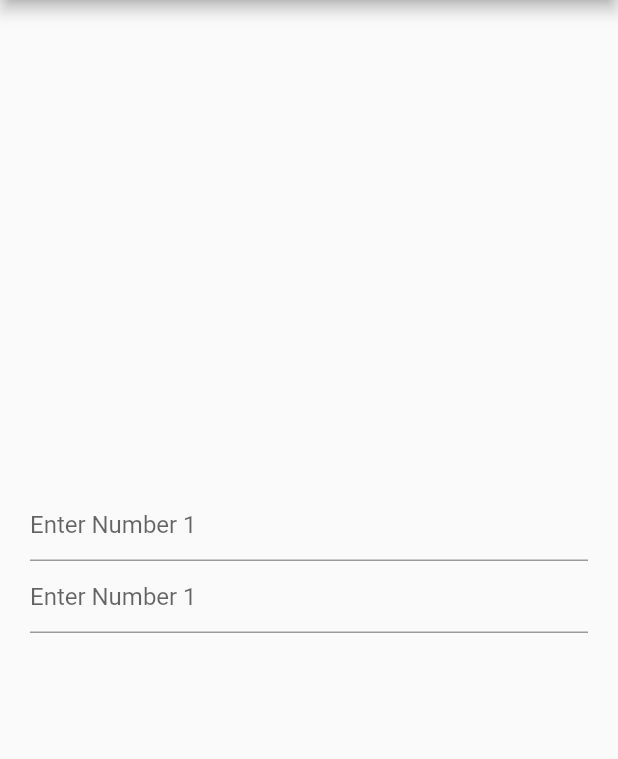
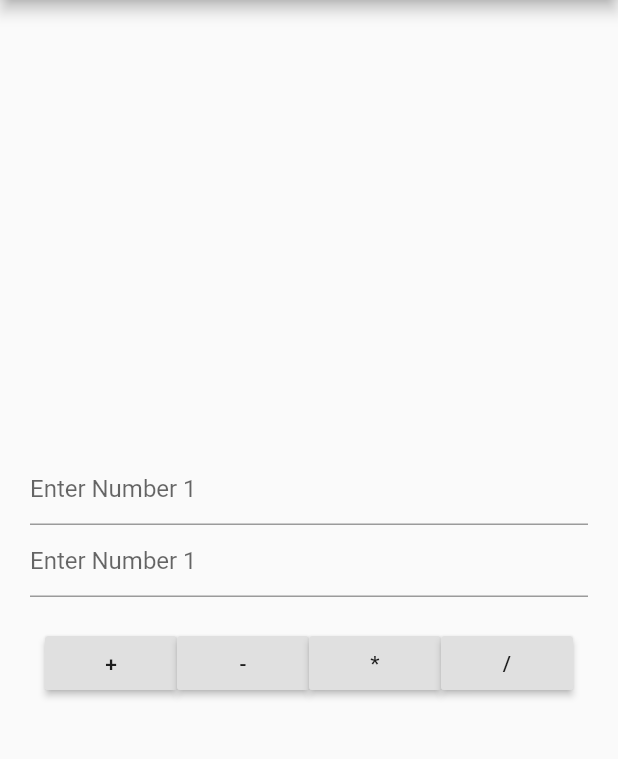
Before and after one commit to parshvas25/FlutterCalculator, a Flutter app: the screen it shows after launch, on a phone screen of 412 x 824 dp, the part 84-843 px from its top. Run offline on Flutter 3.47's test engine with Material 2 defaults, Android fonts, the phone set to English and light mode, and no system bars.

Commit message:
Added to UI

```diff
--- a/lib/home_page.dart
+++ b/lib/home_page.dart
@@ -30,9 +30,22 @@ class HomePageState extends State<HomePage> {
                 ),
                 new Row(
                     mainAxisAlignment: MainAxisAlignment.center,
-              )
-            ]),
+                    children: <Widget>[
+                      new RaisedButton(
+                        child: new Text("+"),
+                        onPressed: () {},
                       ),
-    );
+                      new RaisedButton(
+                        child: new Text("-"),
+                        onPressed: () {},
+                      ),
+                      new RaisedButton(
+                        child: new Text("*"),
+                        onPressed: () {},
+                      ),
+                      new RaisedButton(child: new Text("/"), onPressed: () {}),
+                    ])
+              ],
+            )));
   }
 }
```
Lines whose indentation alone changed are shown as unchanged.
